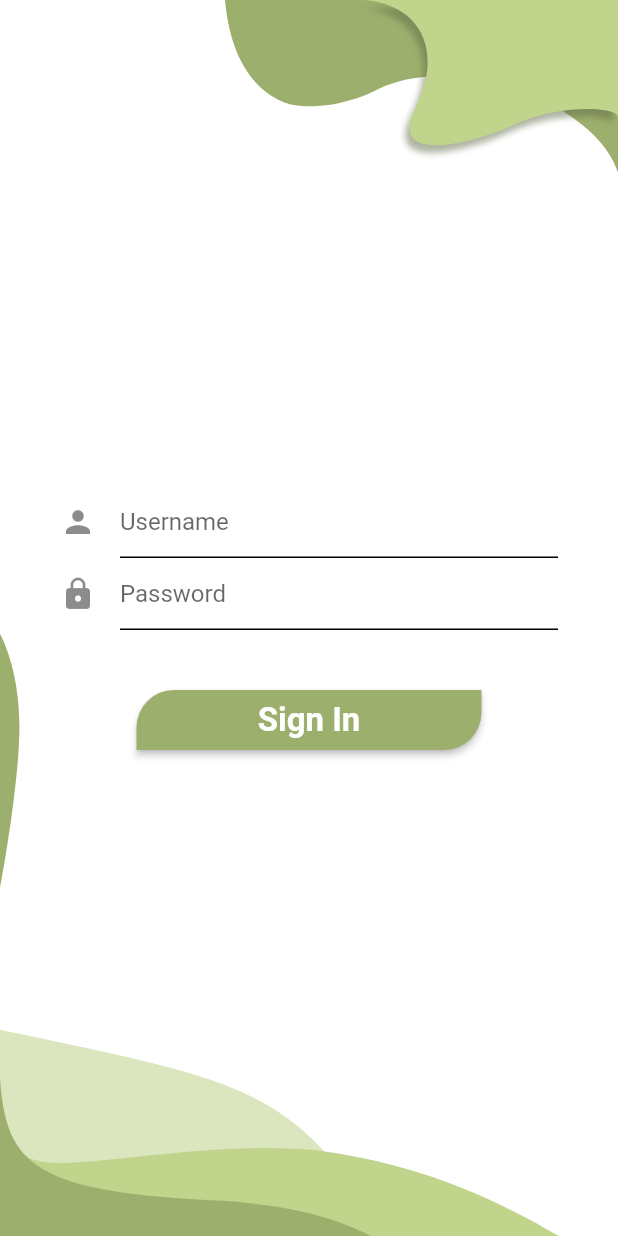
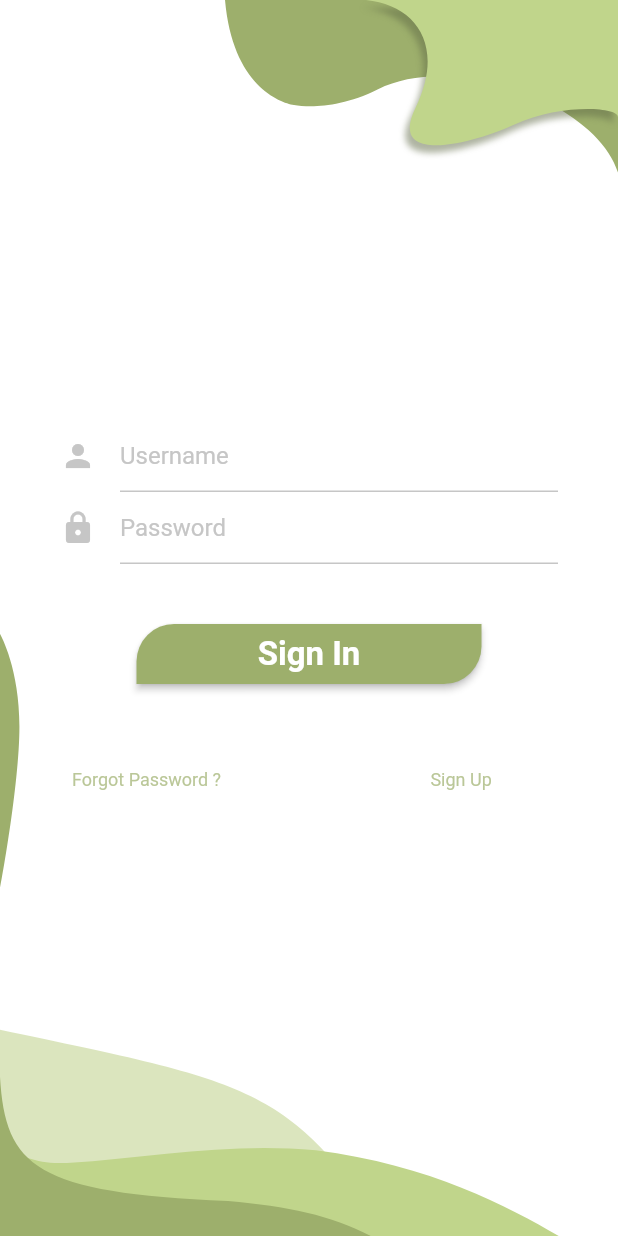
Before and after one commit to 92Andy/my_plant, a Flutter app: the screen it shows after launch, on a phone screen of 412 x 824 dp. Run offline on Flutter 3.47's test engine with Material 2 defaults, Android fonts, the light colour scheme and no system bars; drawn by our look-alikes of simple_shadow; our stand-ins replace flutter_svg.

Commit message:
#4: Login page login interface completed

```diff
--- a/lib/login/login_page.dart
+++ b/lib/login/login_page.dart
@@ -1,5 +1,6 @@
 import 'package:flutter/material.dart';
 import 'package:my_plant/login/widgets/login_background.dart';
+import 'package:my_plant/constants/my_plant_colors.dart';
 import 'package:my_plant/login/widgets/login_button.dart';
 
 class LoginPage extends StatelessWidget {
@@ -8,41 +9,103 @@ class LoginPage extends StatelessWidget {
   @override
   Widget build(BuildContext context) {
     return Scaffold(
-      body: Stack(
-        children: [
+      body: Stack(children: [
         const LoginBackground(),
         Column(
           mainAxisAlignment: MainAxisAlignment.center,
           crossAxisAlignment: CrossAxisAlignment.center,
           children: [
-              const Padding(
-                padding: EdgeInsets.fromLTRB(40, 0, 40, 0),
+            Padding(
+              padding: const EdgeInsets.fromLTRB(40, 0, 40, 0),
               child: TextField(
                 obscureText: true,
                 decoration: InputDecoration(
-                    icon: Icon(Icons.person),
+                  icon: const Icon(
+                    Icons.person,
+                    color: Color(0xffc6c6c6),
+                  ),
                   hintText: 'Username',
-                    enabledBorder: UnderlineInputBorder(),
+                  hintStyle: const TextStyle(
+                    color: Color(0xffc6c6c6),
+                  ),
+                  enabledBorder: myUnderlineBorder(),
                 ),
               ),
             ),
-              const Padding(
-                padding: EdgeInsets.fromLTRB(40, 0, 40, 40),
+            Padding(
+              padding: const EdgeInsets.fromLTRB(40, 0, 40, 40),
               child: TextField(
                 obscureText: true,
                 decoration: InputDecoration(
-                    icon: Icon(Icons.lock),
+                  icon: const Icon(
+                    Icons.lock,
+                    color: Color(0xffc6c6c6),
+                  ),
                   hintText: 'Password',
-                    enabledBorder: UnderlineInputBorder(),
+                  hintStyle: const TextStyle(
+                    color: Color(0xffc6c6c6),
+                  ),
+                  enabledBorder: myUnderlineBorder(),
                 ),
               ),
             ),
             LoginButton(
               onLoginClicked: () {},
             ),
+            Padding(
+              padding: const EdgeInsets.fromLTRB(
+                40,
+                40,
+                20,
+                0,
+              ),
+              child: Row(
+                children: [
+                  Padding(
+                    padding: const EdgeInsets.only(
+                      right: 60,
+                    ),
+                    child: TextButton(
+                      onPressed: () {},
+                      child: Text(
+                        'Forgot Password ?',
+                        style: TextStyle(
+                          fontSize: 12,
+                          fontWeight: FontWeight.normal,
+                          color: MyPlantColors.greenSmoke.withOpacity(.7),
+                        ),
+                      ),
+                    ),
+                  ),
+                  Padding(
+                    padding: const EdgeInsets.only(
+                      left: 60,
+                    ),
+                    child: TextButton(
+                      onPressed: () {},
+                      child: Text(
+                        'Sign Up',
+                        style: TextStyle(
+                          fontSize: 12,
+                          fontWeight: FontWeight.normal,
+                          color: MyPlantColors.greenSmoke.withOpacity(.7),
+                        ),
+                      ),
+                    ),
+                  ),
                 ],
               ),
+            ),
           ],
+        ),
+      ]),
+    );
+  }
+
+  UnderlineInputBorder myUnderlineBorder() {
+    return const UnderlineInputBorder(
+      borderSide: BorderSide(
+        color: Color(0xffc6c6c6),
       ),
     );
   }
```
Lines whose indentation alone changed are shown as unchanged.
